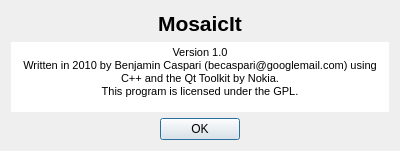
The window that aboutdlg.ui (seanet7or/mosaicit) describes before a commit, drawn with Qt 5.
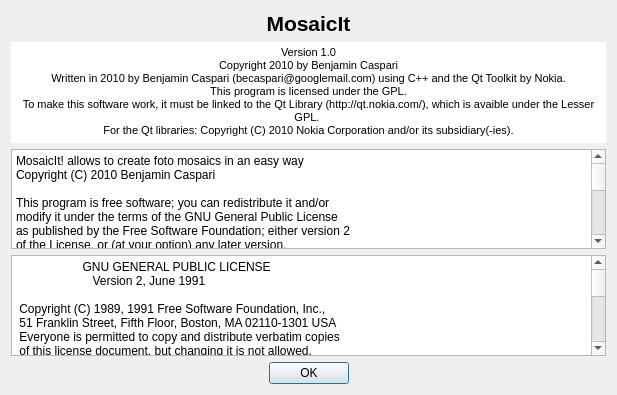
The same window after the commit. Icons and pictures are not drawn.

Commit message: added copyright and licensing ifo to the about dialog (still working on ver 1.0...)

The edit to the form file:
```diff
--- a/aboutdlg.ui
+++ b/aboutdlg.ui
@@ -9,8 +9,8 @@
    <rect>
     <x>0</x>
     <y>0</y>
-    <width>400</width>
-    <height>151</height>
+    <width>617</width>
+    <height>395</height>
    </rect>
   </property>
   <property name="windowTitle">
@@ -26,7 +26,7 @@
   <layout class="QVBoxLayout" name="verticalLayout">
    <item>
     <layout class="QGridLayout" name="gridLayout">
-     <item row="2" column="1">
+     <item row="4" column="1">
       <widget class="QPushButton" name="pushButton">
        <property name="text">
         <string>OK</string>
@@ -39,7 +39,7 @@
        </property>
       </widget>
      </item>
-     <item row="2" column="0">
+     <item row="4" column="0">
       <spacer name="horizontalSpacer">
        <property name="orientation">
         <enum>Qt::Horizontal</enum>
@@ -52,7 +52,7 @@
        </property>
       </spacer>
      </item>
-     <item row="2" column="2">
+     <item row="4" column="2">
       <spacer name="horizontalSpacer_2">
        <property name="orientation">
         <enum>Qt::Horizontal</enum>
@@ -93,8 +93,385 @@
 p, li { white-space: pre-wrap; }
 &lt;/style&gt;&lt;/head&gt;&lt;body style=&quot; font-family:'MS Shell Dlg 2'; font-size:8.25pt; font-weight:400; font-style:normal;&quot;&gt;
 &lt;p align=&quot;center&quot; style=&quot; margin-top:0px; margin-bottom:0px; margin-left:0px; margin-right:0px; -qt-block-indent:0; text-indent:0px;&quot;&gt;&lt;span style=&quot; font-size:8pt;&quot;&gt;Version 1.0&lt;/span&gt;&lt;/p&gt;
+&lt;p align=&quot;center&quot; style=&quot; margin-top:0px; margin-bottom:0px; margin-left:0px; margin-right:0px; -qt-block-indent:0; text-indent:0px;&quot;&gt;&lt;span style=&quot; font-size:8pt;&quot;&gt;Copyright 2010 by Benjamin Caspari&lt;/span&gt;&lt;/p&gt;
 &lt;p align=&quot;center&quot; style=&quot; margin-top:0px; margin-bottom:0px; margin-left:0px; margin-right:0px; -qt-block-indent:0; text-indent:0px;&quot;&gt;&lt;span style=&quot; font-size:8pt;&quot;&gt;Written in 2010 by Benjamin Caspari (becaspari@googlemail.com) using C++ and the Qt Toolkit by Nokia.&lt;/span&gt;&lt;/p&gt;
-&lt;p align=&quot;center&quot; style=&quot; margin-top:0px; margin-bottom:0px; margin-left:0px; margin-right:0px; -qt-block-indent:0; text-indent:0px;&quot;&gt;&lt;span style=&quot; font-size:8pt;&quot;&gt;This program is licensed under the GPL.&lt;/span&gt;&lt;/p&gt;&lt;/body&gt;&lt;/html&gt;</string>
+&lt;p align=&quot;center&quot; style=&quot; margin-top:0px; margin-bottom:0px; margin-left:0px; margin-right:0px; -qt-block-indent:0; text-indent:0px;&quot;&gt;&lt;span style=&quot; font-size:8pt;&quot;&gt;This program is licensed under the GPL.&lt;/span&gt;&lt;/p&gt;
+&lt;p align=&quot;center&quot; style=&quot; margin-top:0px; margin-bottom:0px; margin-left:0px; margin-right:0px; -qt-block-indent:0; text-indent:0px;&quot;&gt;&lt;span style=&quot; font-size:8pt;&quot;&gt;To make this software work, it must be linked to the Qt Library (http://qt.nokia.com/), which is avaible under the Lesser GPL. &lt;/span&gt;&lt;/p&gt;
+&lt;p align=&quot;center&quot; style=&quot; margin-top:0px; margin-bottom:0px; margin-left:0px; margin-right:0px; -qt-block-indent:0; text-indent:0px;&quot;&gt;&lt;span style=&quot; font-size:8pt;&quot;&gt;For the Qt libraries: Copyright (C) 2010 Nokia Corporation and/or its subsidiary(-ies).&lt;/span&gt;&lt;/p&gt;&lt;/body&gt;&lt;/html&gt;</string>
+       </property>
+      </widget>
+     </item>
+     <item row="2" column="0" colspan="3">
+      <widget class="QPlainTextEdit" name="plainTextEdit">
+       <property name="readOnly">
+        <bool>true</bool>
+       </property>
+       <property name="plainText">
+        <string>MosaicIt! allows to create foto mosaics in an easy way
+Copyright (C) 2010 Benjamin Caspari
+
+This program is free software; you can redistribute it and/or
+modify it under the terms of the GNU General Public License
+as published by the Free Software Foundation; either version 2
+of the License, or (at your option) any later version.
+
+This program is distributed in the hope that it will be useful,
+but WITHOUT ANY WARRANTY; without even the implied warranty of
+MERCHANTABILITY or FITNESS FOR A PARTICULAR PURPOSE.  See the
+GNU General Public License for more details.
+
+You should have received a copy of the GNU General Public License
+along with this program; if not, write to the Free Software
+Foundation, Inc., 51 Franklin Street, Fifth Floor, Boston, MA  02110-1301, USA.</string>
+       </property>
+      </widget>
+     </item>
+     <item row="3" column="0" colspan="3">
+      <widget class="QPlainTextEdit" name="plainTextEdit_2">
+       <property name="readOnly">
+        <bool>true</bool>
+       </property>
+       <property name="plainText">
+        <string>                    GNU GENERAL PUBLIC LICENSE
+                       Version 2, June 1991
+
+ Copyright (C) 1989, 1991 Free Software Foundation, Inc.,
+ 51 Franklin Street, Fifth Floor, Boston, MA 02110-1301 USA
+ Everyone is permitted to copy and distribute verbatim copies
+ of this license document, but changing it is not allowed.
+
+                            Preamble
+
+  The licenses for most software are designed to take away your
+freedom to share and change it.  By contrast, the GNU General Public
+License is intended to guarantee your freedom to share and change free
+software--to make sure the software is free for all its users.  This
+General Public License applies to most of the Free Software
+Foundation's software and to any other program whose authors commit to
+using it.  (Some other Free Software Foundation software is covered by
+the GNU Lesser General Public License instead.)  You can apply it to
+your programs, too.
+
+  When we speak of free software, we are referring to freedom, not
+price.  Our General Public Licenses are designed to make sure that you
+have the freedom to distribute copies of free software (and charge for
+this service if you wish), that you receive source code or can get it
+if you want it, that you can change the software or use pieces of it
+in new free programs; and that you know you can do these things.
+
+  To protect your rights, we need to make restrictions that forbid
+anyone to deny you these rights or to ask you to surrender the rights.
+These restrictions translate to certain responsibilities for you if you
+distribute copies of the software, or if you modify it.
+
+  For example, if you distribute copies of such a program, whether
+gratis or for a fee, you must give the recipients all the rights that
+you have.  You must make sure that they, too, receive or can get the
+source code.  And you must show them these terms so they know their
+rights.
+
+  We protect your rights with two steps: (1) copyright the software, and
+(2) offer you this license which gives you legal permission to copy,
+distribute and/or modify the software.
+
+  Also, for each author's protection and ours, we want to make certain
+that everyone understands that there is no warranty for this free
+software.  If the software is modified by someone else and passed on, we
+want its recipients to know that what they have is not the original, so
+that any problems introduced by others will not reflect on the original
+authors' reputations.
+
+  Finally, any free program is threatened constantly by software
+patents.  We wish to avoid the danger that redistributors of a free
+program will individually obtain patent licenses, in effect making the
+program proprietary.  To prevent this, we have made it clear that any
+patent must be licensed for everyone's free use or not licensed at all.
+
+  The precise terms and conditions for copying, distribution and
+modification follow.
+
+                    GNU GENERAL PUBLIC LICENSE
+   TERMS AND CONDITIONS FOR COPYING, DISTRIBUTION AND MODIFICATION
+
+  0. This License applies to any program or other work which contains
+a notice placed by the copyright holder saying it may be distributed
+under the terms of this General Public License.  The &quot;Program&quot;, below,
+refers to any such program or work, and a &quot;work based on the Program&quot;
+means either the Program or any derivative work under copyright law:
+that is to say, a work containing the Program or a portion of it,
+either verbatim or with modifications and/or translated into another
+language.  (Hereinafter, translation is included without limitation in
+the term &quot;modification&quot;.)  Each licensee is addressed as &quot;you&quot;.
+
+Activities other than copying, distribution and modification are not
+covered by this License; they are outside its scope.  The act of
+running the Program is not restricted, and the output from the Program
+is covered only if its contents constitute a work based on the
+Program (independent of having been made by running the Program).
+Whether that is true depends on what the Program does.
+
+  1. You may copy and distribute verbatim copies of the Program's
+source code as you receive it, in any medium, provided that you
+conspicuously and appropriately publish on each copy an appropriate
+copyright notice and disclaimer of warranty; keep intact all the
+notices that refer to this License and to the absence of any warranty;
+and give any other recipients of the Program a copy of this License
+along with the Program.
+
+You may charge a fee for the physical act of transferring a copy, and
+you may at your option offer warranty protection in exchange for a fee.
+
+  2. You may modify your copy or copies of the Program or any portion
+of it, thus forming a work based on the Program, and copy and
+distribute such modifications or work under the terms of Section 1
+above, provided that you also meet all of these conditions:
+
+    a) You must cause the modified files to carry prominent notices
+    stating that you changed the files and the date of any change.
+
+    b) You must cause any work that you distribute or publish, that in
+    whole or in part contains or is derived from the Program or any
+    part thereof, to be licensed as a whole at no charge to all third
+    parties under the terms of this License.
+
+    c) If the modified program normally reads commands interactively
+    when run, you must cause it, when started running for such
+    interactive use in the most ordinary way, to print or display an
+    announcement including an appropriate copyright notice and a
+    notice that there is no warranty (or else, saying that you provide
+    a warranty) and that users may redistribute the program under
+    these conditions, and telling the user how to view a copy of this
+    License.  (Exception: if the Program itself is interactive but
+    does not normally print such an announcement, your work based on
+    the Program is not required to print an announcement.)
+
+These requirements apply to the modified work as a whole.  If
+identifiable sections of that work are not derived from the Program,
+and can be reasonably considered independent and separate works in
+themselves, then this License, and its terms, do not apply to those
+sections when you distribute them as separate works.  But when you
+distribute the same sections as part of a whole which is a work based
+on the Program, the distribution of the whole must be on the terms of
+this License, whose permissions for other licensees extend to the
+entire whole, and thus to each and every part regardless of who wrote it.
+
+Thus, it is not the intent of this section to claim rights or contest
+your rights to work written entirely by you; rather, the intent is to
+exercise the right to control the distribution of derivative or
+collective works based on the Program.
+
+In addition, mere aggregation of another work not based on the Program
+with the Program (or with a work based on the Program) on a volume of
+a storage or distribution medium does not bring the other work under
+the scope of this License.
+
+  3. You may copy and distribute the Program (or a work based on it,
+under Section 2) in object code or executable form under the terms of
+Sections 1 and 2 above provided that you also do one of the following:
+
+    a) Accompany it with the complete corresponding machine-readable
+    source code, which must be distributed under the terms of Sections
+    1 and 2 above on a medium customarily used for software interchange; or,
+
+    b) Accompany it with a written offer, valid for at least three
+    years, to give any third party, for a charge no more than your
+    cost of physically performing source distribution, a complete
+    machine-readable copy of the corresponding source code, to be
+    distributed under the terms of Sections 1 and 2 above on a medium
+    customarily used for software interchange; or,
+
+    c) Accompany it with the information you received as to the offer
+    to distribute corresponding source code.  (This alternative is
+    allowed only for noncommercial distribution and only if you
+    received the program in object code or executable form with such
+    an offer, in accord with Subsection b above.)
+
+The source code for a work means the preferred form of the work for
+making modifications to it.  For an executable work, complete source
+code means all the source code for all modules it contains, plus any
+associated interface definition files, plus the scripts used to
+control compilation and installation of the executable.  However, as a
+special exception, the source code distributed need not include
+anything that is normally distributed (in either source or binary
+form) with the major components (compiler, kernel, and so on) of the
+operating system on which the executable runs, unless that component
+itself accompanies the executable.
+
+If distribution of executable or object code is made by offering
+access to copy from a designated place, then offering equivalent
+access to copy the source code from the same place counts as
+distribution of the source code, even though third parties are not
+compelled to copy the source along with the object code.
+
+  4. You may not copy, modify, sublicense, or distribute the Program
+except as expressly provided under this License.  Any attempt
+otherwise to copy, modify, sublicense or distribute the Program is
+void, and will automatically terminate your rights under this License.
+However, parties who have received copies, or rights, from you under
+this License will not have their licenses terminated so long as such
+parties remain in full compliance.
+
+  5. You are not required to accept this License, since you have not
+signed it.  However, nothing else grants you permission to modify or
+distribute the Program or its derivative works.  These actions are
+prohibited by law if you do not accept this License.  Therefore, by
+modifying or distributing the Program (or any work based on the
+Program), you indicate your acceptance of this License to do so, and
+all its terms and conditions for copying, distributing or modifying
+the Program or works based on it.
+
+  6. Each time you redistribute the Program (or any work based on the
+Program), the recipient automatically receives a license from the
+original licensor to copy, distribute or modify the Program subject to
+these terms and conditions.  You may not impose any further
+restrictions on the recipients' exercise of the rights granted herein.
+You are not responsible for enforcing compliance by third parties to
+this License.
+
+  7. If, as a consequence of a court judgment or allegation of patent
+infringement or for any other reason (not limited to patent issues),
+conditions are imposed on you (whether by court order, agreement or
+otherwise) that contradict the conditions of this License, they do not
+excuse you from the conditions of this License.  If you cannot
+distribute so as to satisfy simultaneously your obligations under this
+License and any other pertinent obligations, then as a consequence you
+may not distribute the Program at all.  For example, if a patent
+license would not permit royalty-free redistribution of the Program by
+all those who receive copies directly or indirectly through you, then
+the only way you could satisfy both it and this License would be to
+refrain entirely from distribution of the Program.
+
+If any portion of this section is held invalid or unenforceable under
+any particular circumstance, the balance of the section is intended to
+apply and the section as a whole is intended to apply in other
+circumstances.
+
+It is not the purpose of this section to induce you to infringe any
+patents or other property right claims or to contest validity of any
+such claims; this section has the sole purpose of protecting the
+integrity of the free software distribution system, which is
+implemented by public license practices.  Many people have made
+generous contributions to the wide range of software distributed
+through that system in reliance on consistent application of that
+system; it is up to the author/donor to decide if he or she is willing
+to distribute software through any other system and a licensee cannot
+impose that choice.
+
+This section is intended to make thoroughly clear what is believed to
+be a consequence of the rest of this License.
+
+  8. If the distribution and/or use of the Program is restricted in
+certain countries either by patents or by copyrighted interfaces, the
+original copyright holder who places the Program under this License
+may add an explicit geographical distribution limitation excluding
+those countries, so that distribution is permitted only in or among
+countries not thus excluded.  In such case, this License incorporates
+the limitation as if written in the body of this License.
+
+  9. The Free Software Foundation may publish revised and/or new versions
+of the General Public License from time to time.  Such new versions will
+be similar in spirit to the present version, but may differ in detail to
+address new problems or concerns.
+
+Each version is given a distinguishing version number.  If the Program
+specifies a version number of this License which applies to it and &quot;any
+later version&quot;, you have the option of following the terms and conditions
+either of that version or of any later version published by the Free
+Software Foundation.  If the Program does not specify a version number of
+this License, you may choose any version ever published by the Free Software
+Foundation.
+
+  10. If you wish to incorporate parts of the Program into other free
+programs whose distribution conditions are different, write to the author
+to ask for permission.  For software which is copyrighted by the Free
+Software Foundation, write to the Free Software Foundation; we sometimes
+make exceptions for this.  Our decision will be guided by the two goals
+of preserving the free status of all derivatives of our free software and
+of promoting the sharing and reuse of software generally.
+
+                            NO WARRANTY
+
+  11. BECAUSE THE PROGRAM IS LICENSED FREE OF CHARGE, THERE IS NO WARRANTY
+FOR THE PROGRAM, TO THE EXTENT PERMITTED BY APPLICABLE LAW.  EXCEPT WHEN
+OTHERWISE STATED IN WRITING THE COPYRIGHT HOLDERS AND/OR OTHER PARTIES
+PROVIDE THE PROGRAM &quot;AS IS&quot; WITHOUT WARRANTY OF ANY KIND, EITHER EXPRESSED
+OR IMPLIED, INCLUDING, BUT NOT LIMITED TO, THE IMPLIED WARRANTIES OF
+MERCHANTABILITY AND FITNESS FOR A PARTICULAR PURPOSE.  THE ENTIRE RISK AS
+TO THE QUALITY AND PERFORMANCE OF THE PROGRAM IS WITH YOU.  SHOULD THE
+PROGRAM PROVE DEFECTIVE, YOU ASSUME THE COST OF ALL NECESSARY SERVICING,
+REPAIR OR CORRECTION.
+
+  12. IN NO EVENT UNLESS REQUIRED BY APPLICABLE LAW OR AGREED TO IN WRITING
+WILL ANY COPYRIGHT HOLDER, OR ANY OTHER PARTY WHO MAY MODIFY AND/OR
+REDISTRIBUTE THE PROGRAM AS PERMITTED ABOVE, BE LIABLE TO YOU FOR DAMAGES,
+INCLUDING ANY GENERAL, SPECIAL, INCIDENTAL OR CONSEQUENTIAL DAMAGES ARISING
+OUT OF THE USE OR INABILITY TO USE THE PROGRAM (INCLUDING BUT NOT LIMITED
+TO LOSS OF DATA OR DATA BEING RENDERED INACCURATE OR LOSSES SUSTAINED BY
+YOU OR THIRD PARTIES OR A FAILURE OF THE PROGRAM TO OPERATE WITH ANY OTHER
+PROGRAMS), EVEN IF SUCH HOLDER OR OTHER PARTY HAS BEEN ADVISED OF THE
+POSSIBILITY OF SUCH DAMAGES.
+
+                     END OF TERMS AND CONDITIONS
+
+            How to Apply These Terms to Your New Programs
+
+  If you develop a new program, and you want it to be of the greatest
+possible use to the public, the best way to achieve this is to make it
+free software which everyone can redistribute and change under these terms.
+
+  To do so, attach the following notices to the program.  It is safest
+to attach them to the start of each source file to most effectively
+convey the exclusion of warranty; and each file should have at least
+the &quot;copyright&quot; line and a pointer to where the full notice is found.
+
+    &lt;one line to give the program's name and a brief idea of what it does.&gt;
+    Copyright (C) &lt;year&gt;  &lt;name of author&gt;
+
+    This program is free software; you can redistribute it and/or modify
+    it under the terms of the GNU General Public License as published by
+    the Free Software Foundation; either version 2 of the License, or
+    (at your option) any later version.
+
+    This program is distributed in the hope that it will be useful,
+    but WITHOUT ANY WARRANTY; without even the implied warranty of
+    MERCHANTABILITY or FITNESS FOR A PARTICULAR PURPOSE.  See the
+    GNU General Public License for more details.
+
+    You should have received a copy of the GNU General Public License along
+    with this program; if not, write to the Free Software Foundation, Inc.,
+    51 Franklin Street, Fifth Floor, Boston, MA 02110-1301 USA.
+
+Also add information on how to contact you by electronic and paper mail.
+
+If the program is interactive, make it output a short notice like this
+when it starts in an interactive mode:
+
+    Gnomovision version 69, Copyright (C) year name of author
+    Gnomovision comes with ABSOLUTELY NO WARRANTY; for details type `show w'.
+    This is free software, and you are welcome to redistribute it
+    under certain conditions; type `show c' for details.
+
+The hypothetical commands `show w' and `show c' should show the appropriate
+parts of the General Public License.  Of course, the commands you use may
+be called something other than `show w' and `show c'; they could even be
+mouse-clicks or menu items--whatever suits your program.
+
+You should also get your employer (if you work as a programmer) or your
+school, if any, to sign a &quot;copyright disclaimer&quot; for the program, if
+necessary.  Here is a sample; alter the names:
+
+  Yoyodyne, Inc., hereby disclaims all copyright interest in the program
+  `Gnomovision' (which makes passes at compilers) written by James Hacker.
+
+  &lt;signature of Ty Coon&gt;, 1 April 1989
+  Ty Coon, President of Vice
+
+This General Public License does not permit incorporating your program into
+proprietary programs.  If your program is a subroutine library, you may
+consider it more useful to permit linking proprietary applications with the
+library.  If this is what you want to do, use the GNU Lesser General
+Public License instead of this License.
+</string>
        </property>
       </widget>
      </item>
```
The commit also changes 2 other files.
